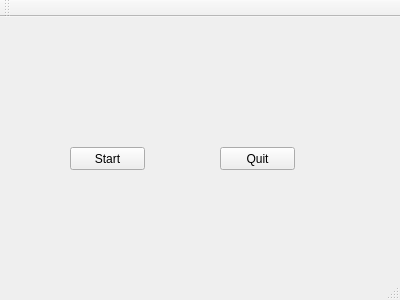
Qt form mainwindow.ui (rladeon/qt5-json) before a commit.
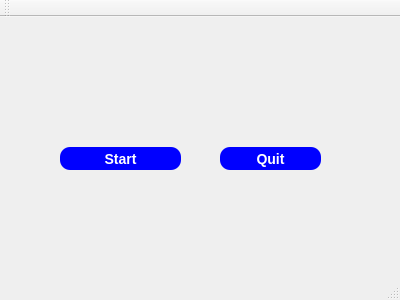
The same form after that commit.

Commit message: add round button

Patch:
```diff
--- a/mainwindow.ui
+++ b/mainwindow.ui
@@ -17,12 +17,24 @@
    <widget class="QPushButton" name="pushButton">
     <property name="geometry">
      <rect>
-      <x>70</x>
+      <x>60</x>
       <y>130</y>
-      <width>75</width>
+      <width>121</width>
       <height>23</height>
      </rect>
     </property>
+    <property name="styleSheet">
+     <string notr="true">QPushButton#pushButton {
+    background-color: blue;
+   
+    border-radius: 10px;
+    border-color: beige;
+    font: bold 14px;
+    min-width: 5em;
+
+	color: white;
+}</string>
+    </property>
     <property name="text">
      <string>Start</string>
     </property>
@@ -32,10 +44,22 @@
      <rect>
       <x>220</x>
       <y>130</y>
-      <width>75</width>
+      <width>101</width>
       <height>23</height>
      </rect>
     </property>
+    <property name="styleSheet">
+     <string notr="true">QPushButton#pushButton_2 {
+    background-color: blue;
+   color: #ffffff;
+
+    border-radius: 10px;
+    border-color: beige;
+    font: bold 14px;
+    min-width: 5em;
+
+}</string>
+    </property>
     <property name="text">
      <string>Quit</string>
     </property>
```
